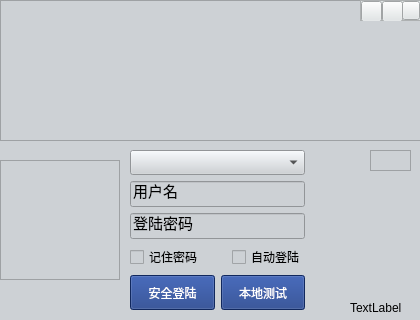
Qt form login.ui (WirelessDataCollect/UpperMonitor) before a commit.
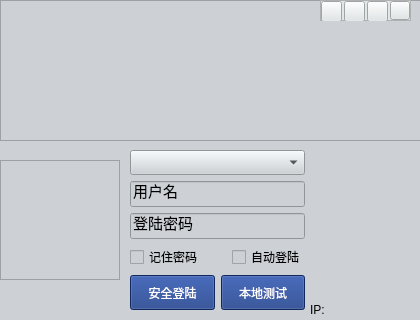
The same form after that commit. Icons and pictures are not drawn.

```diff
--- a/login.ui
+++ b/login.ui
@@ -90,9 +90,9 @@
    <widget class="QFrame" name="frame_4">
     <property name="geometry">
      <rect>
-      <x>360</x>
+      <x>320</x>
       <y>0</y>
-      <width>61</width>
+      <width>91</width>
       <height>21</height>
      </rect>
     </property>
@@ -122,6 +122,26 @@
      <property name="bottomMargin">
       <number>0</number>
      </property>
+     <item>
+      <widget class="QPushButton" name="pushButton_3">
+       <property name="minimumSize">
+        <size>
+         <width>21</width>
+         <height>21</height>
+        </size>
+       </property>
+       <property name="toolTip">
+        <string notr="true">关于</string>
+       </property>
+       <property name="styleSheet">
+        <string notr="true">QPushButton{border-image: url(:/ico/ico/about.png)}
+</string>
+       </property>
+       <property name="text">
+        <string/>
+       </property>
+      </widget>
+     </item>
      <item>
       <widget class="QPushButton" name="more">
        <property name="sizePolicy">
@@ -194,36 +214,20 @@
     <zorder>minimum</zorder>
    </widget>
   </widget>
-  <widget class="QFrame" name="frame">
-   <property name="geometry">
-    <rect>
-     <x>370</x>
-     <y>150</y>
-     <width>41</width>
-     <height>21</height>
-    </rect>
-   </property>
-   <property name="frameShape">
-    <enum>QFrame::StyledPanel</enum>
-   </property>
-   <property name="frameShadow">
-    <enum>QFrame::Raised</enum>
-   </property>
-  </widget>
   <widget class="QLabel" name="label_LocalIP">
    <property name="geometry">
     <rect>
-     <x>350</x>
+     <x>310</x>
      <y>300</y>
-     <width>71</width>
-     <height>16</height>
+     <width>111</width>
+     <height>20</height>
     </rect>
    </property>
    <property name="text">
-    <string>TextLabel</string>
+    <string>IP: </string>
    </property>
   </widget>
-  <widget class="QWidget" name="">
+  <widget class="QWidget" name="layoutWidget">
    <property name="geometry">
     <rect>
      <x>130</x>
```
Left out of the diff: 23 changed lines with no effect on the pictures.
